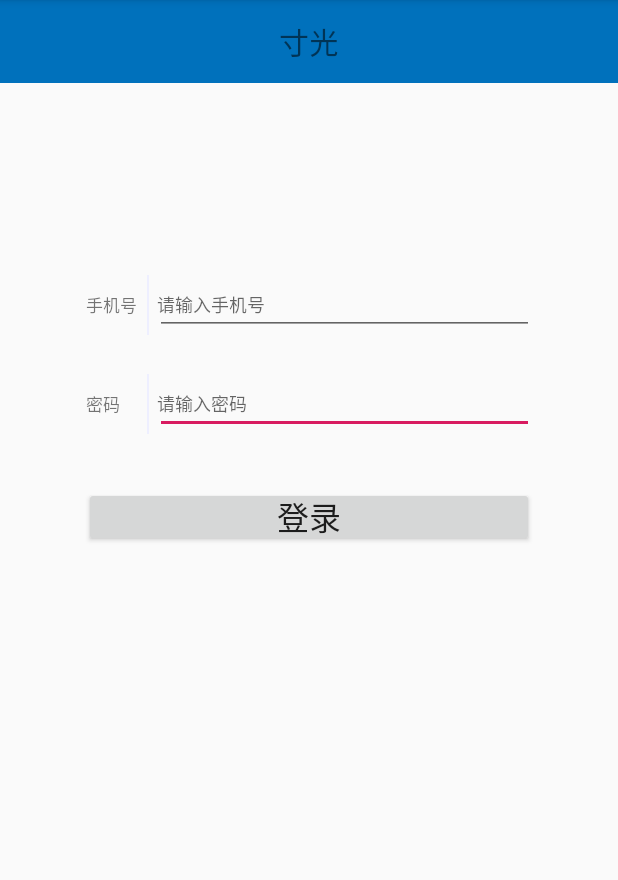
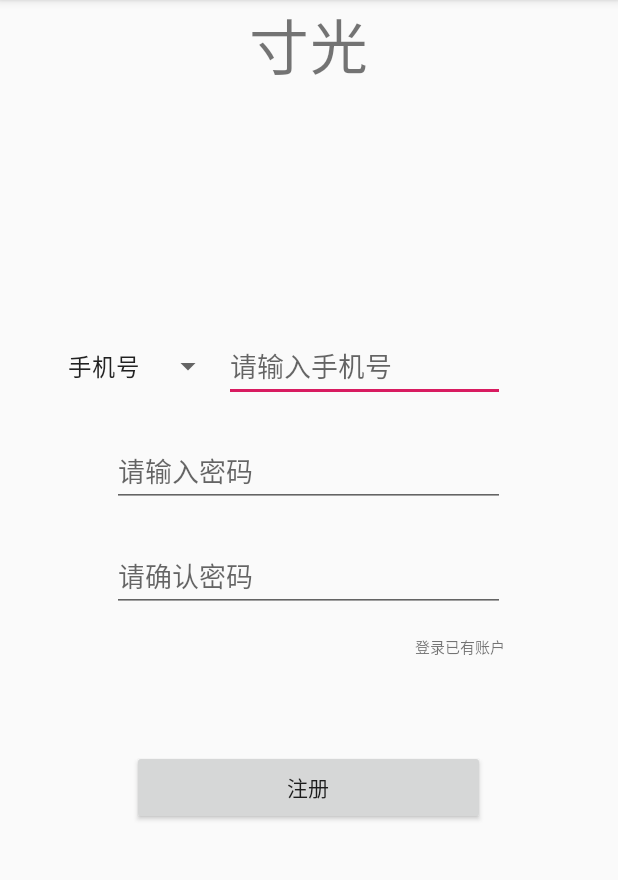
Before and after one commit to DoubleClass/Precious_Time, an Android app: the screen it shows after launch (MainActivity), on a phone screen of 412 x 824 dp, the part 84-964 px from its top. Run offline under Robolectric (Android 15) with nearby library versions, the phone set to English and light mode, and no system bars.

Commit message:
add login.xml and sign.xml. Ref #5

```diff
--- a/src/Hello/app/src/main/java/com/example/hello/MainActivity.java
+++ b/src/Hello/app/src/main/java/com/example/hello/MainActivity.java
@@ -1,5 +1,6 @@
 package com.example.hello;
 import android.app.Activity;
+import android.content.res.Resources;
 import android.os.Bundle;
 import android.os.StrictMode;
 import android.util.Log;
@@ -7,14 +8,21 @@ import android.view.Menu;
 import android.view.MenuItem;
 import android.view.View;
 import android.view.Window;
+import android.widget.AdapterView;
+import android.widget.ArrayAdapter;
 import android.widget.Button;
 import android.widget.EditText;
 import android.widget.ImageView;
 import androidx.appcompat.app.AppCompatActivity;
 
 import android.os.Bundle;
+import android.widget.Spinner;
+import android.widget.TextView;
+import android.widget.Toast;
 
 import org.json.JSONObject;
+
+import java.util.List;
 
 import okhttp3.MediaType;
 import okhttp3.OkHttpClient;
@@ -24,67 +32,51 @@ import okhttp3.Response;
 
 public class MainActivity extends AppCompatActivity {
 
+    private TextView textView;
+    private Spinner spinner;
+    private List<String> list;
+    private ArrayAdapter<String> adapter;
     EditText e1, e2;
     ImageView m1, m2;
     Button bt;
     @Override
     protected void onCreate(Bundle savedInstanceState) {
         super.onCreate(savedInstanceState);
-        Log.d("MainActivity", "*&*&*&*&*&*&*&*&*&*");
-        requestWindowFeature(Window.FEATURE_NO_TITLE);
-        setContentView(R.layout.activity_user_login);
+        setContentView(R.layout.user_login);
+
+        Resources res =getResources();
+        final String[] ways=res.getStringArray(R.array.signway);//将province中内容添加到数组city中
+        spinner = (Spinner) findViewById(R.id.spinner_login);//获取到spacer1
+        final ArrayAdapter<String> adapter = new ArrayAdapter<String>(this,android.R.layout.simple_spinner_item,ways);//创建Arrayadapter适配器
+        spinner.setAdapter(adapter);
+        spinner.setOnItemSelectedListener(new AdapterView.OnItemSelectedListener() {//通过此方法为下拉列表设置点击事件
+            @Override
+            public void onItemSelected(AdapterView<?> adapterView, View view, int i,long l) {
+                String text= spinner.getItemAtPosition(i).toString();
+                for(int j=0;j<ways.length;j++){
+                    if(text==ways[j]){
+                        System.out.println(j);
+                        break;
+                    }
+                }
+            }
+
+            @Override
+            public void onNothingSelected(AdapterView<?> adapterView) {
+            }
+        });
+
+//        String[] ctype = new String[]{"手机号", "邮箱", "用户名"};
+//        ArrayAdapter<String> adapter = new ArrayAdapter<String>(this, android.R.layout.simple_spinner_item, ctype);  //创建一个数组适配器
+//        adapter.setDropDownViewResource(android.R.layout.simple_spinner_item);     //设置下拉列表框的下拉选项样式
+//        Spinner spinner = super.findViewById(R.id.spinner_login);
+//        spinner.setSelection(1);
+//
+//        spinner.setAdapter(adapter);
+        //System.out.println(spinner.getSelectedItem().toString());
         if (android.os.Build.VERSION.SDK_INT > 9) {
             StrictMode.ThreadPolicy policy = new StrictMode.ThreadPolicy.Builder().permitAll().build();
             StrictMode.setThreadPolicy(policy);
         }
-
-        init();
-        bt.setOnClickListener(new View.OnClickListener(){
-            @Override
-            public void onClick(View view) {
-                JSONObject jsonObject = new JSONObject();
-                String name = e1.getText().toString();
-                String pwd = e2.getText().toString();
-                try {
-                    jsonObject.put("name", name);
-                    jsonObject.put("pw", pwd);
-                } catch (Exception e) {
-                    System.out.println("error");
-                    System.out.println(e);
-                }
-                OkHttpClient client = new OkHttpClient();//创建OkHttpClient对象。
-                MediaType JSON = MediaType.parse("application/json; charset=utf-8");//数据类型为json格式，
-                String jsonStr = "{\"name\":\"xiaoming\",\"pw\":\"123\"}";//json数据.
-                RequestBody body = RequestBody.create(JSON, jsonObject.toString());
-                System.out.println(jsonObject.toString());
-                Request request = new Request.Builder()
-                        .url("http://10.0.2.2:8000/user/login/")
-                        .post(body)
-                        .build();
-                try {
-                    Response response = client.newCall(request).execute();
-                    String sss = response.body().string();
-                    System.out.println("Sucess");
-                    System.out.println(sss);
-                }
-                catch (Exception e) {
-                    System.out.println(e);
-                }
-            }
-        });
-    }
-
-    private void init() {
-        // TODO Auto-generated method stub
-        e1 = (EditText) findViewById(R.id.phonenumber);
-        e2 = (EditText) findViewById(R.id.password);
-        m1 = (ImageView) findViewById(R.id.del_phonenumber);
-        m2 = (ImageView) findViewById(R.id.del_password);
-        bt = (Button)findViewById(R.id.loginButton);
-
-//�������������
-        EditTextClearTools.addclerListener(e1, m1);
-        EditTextClearTools.addclerListener(e2, m2);
-        System.out.println(e1.getText().toString());
     }
 }
--- /dev/null
+++ b/src/Hello/app/src/main/res/layout/user_login.xml
@@ -0,0 +1,207 @@
+<?xml version="1.0" encoding="utf-8"?>
+<RelativeLayout xmlns:android="http://schemas.android.com/apk/res/android"
+    xmlns:tools="http://schemas.android.com/tools"
+    android:layout_width="match_parent"
+    android:layout_height="match_parent" >
+
+    <RelativeLayout
+        android:id="@+id/top"
+        android:layout_width="match_parent"
+        android:layout_height="wrap_content"
+        android:layout_alignParentLeft="true"
+        android:layout_alignParentTop="true"
+        >
+
+        <TextView
+            android:layout_width="wrap_content"
+            android:layout_height="wrap_content"
+            android:layout_centerInParent="true"
+            android:text="寸光"
+            android:textSize="40dp" />
+    </RelativeLayout>
+
+    <LinearLayout
+        android:id="@+id/middle"
+        android:layout_width="match_parent"
+        android:layout_height="wrap_content"
+        android:layout_below="@+id/top"
+        android:orientation="vertical"
+        >
+
+        <RelativeLayout
+            android:id="@+id/layout_logo"
+            android:layout_width="match_parent"
+            android:layout_height="80dp"
+            android:layout_alignParentTop="true"
+            android:layout_marginTop="30dp"
+            android:gravity="center">
+
+            <ImageView
+                android:id="@+id/imageview_logo"
+                android:layout_width="70dp"
+                android:layout_height="70dp"
+                >
+
+            </ImageView>
+        </RelativeLayout>
+
+        <LinearLayout
+            android:id="@+id/layout_sign"
+            android:layout_width="match_parent"
+            android:layout_height="50dp"
+            android:layout_below="@+id/layout_logo"
+            android:layout_marginTop="50dp"
+            >
+
+            <TextView
+                android:layout_width="0dp"
+                android:layout_height="wrap_content"
+                android:layout_weight="1">
+
+            </TextView>
+
+            <Spinner
+                android:id="@+id/spinner_login"
+                android:layout_width="0dp"
+                android:layout_height="wrap_content"
+                android:textSize="10dp"
+                android:layout_weight="3"
+                android:entries="@array/signway">
+
+            </Spinner>
+
+            <EditText
+                android:id="@+id/text_sign"
+                android:layout_width="0dp"
+                android:layout_height="wrap_content"
+                android:layout_weight="5"
+                android:layout_centerInParent="true"
+                android:layout_centerHorizontal="true"
+                android:layout_toRightOf="@+id/spinner_login"
+                android:hint="请输入手机号"
+                android:inputType="phone"></EditText>
+
+            <TextView
+                android:layout_width="0dp"
+                android:layout_height="wrap_content"
+                android:layout_weight="2">
+
+            </TextView>
+        </LinearLayout>
+
+        <LinearLayout
+            android:id="@+id/layout_password"
+            android:layout_width="match_parent"
+            android:layout_height="50dp"
+            android:layout_below="@+id/layout_sign"
+            android:gravity="center_horizontal"
+            android:layout_marginTop="20dp"
+            >
+
+            <TextView
+                android:layout_width="0dp"
+                android:layout_height="wrap_content"
+                android:layout_weight="2">
+
+            </TextView>
+
+            <EditText
+                android:id="@+id/text_password"
+                android:layout_width="0dp"
+                android:layout_height="wrap_content"
+                android:layout_weight="7"
+                android:hint="请输入密码"
+                android:inputType="textPassword">
+
+            </EditText>
+
+            <TextView
+                android:layout_width="0dp"
+                android:layout_height="wrap_content"
+                android:layout_weight="2"/>
+
+        </LinearLayout>
+
+        <LinearLayout
+            android:id="@+id/layout_rpassword"
+            android:layout_width="match_parent"
+            android:layout_height="50dp"
+            android:layout_below="@+id/layout_password"
+            android:gravity="center_horizontal"
+            android:layout_marginTop="20dp"
+            >
+
+            <TextView
+                android:layout_width="0dp"
+                android:layout_height="wrap_content"
+                android:layout_weight="2"/>
+
+            <EditText
+                android:id="@+id/text_rpassword"
+                android:layout_width="0dp"
+                android:layout_height="wrap_content"
+                android:layout_weight="7"
+                android:hint="请确认密码"
+                android:inputType="textPassword"></EditText>
+
+            <TextView
+                android:layout_width="0dp"
+                android:layout_height="wrap_content"
+                android:layout_weight="2"/>
+
+        </LinearLayout>
+
+        <LinearLayout
+            android:id="@+id/layout_tosign"
+            android:layout_width="match_parent"
+            android:layout_height="30dp"
+            android:layout_below="@+id/layout_rpassword">
+            <TextView
+                android:layout_width="0dp"
+                android:layout_height="wrap_content"
+                android:layout_weight="7"/>
+            <TextView
+                android:layout_width="0dp"
+                android:layout_height="wrap_content"
+                android:layout_weight="2"
+                android:gravity="right"
+                android:text="登录已有账户"
+                android:textSize="10dp"
+                android:layout_marginTop="10dp"
+                />
+
+            <TextView
+                android:layout_width="0dp"
+                android:layout_height="wrap_content"
+                android:layout_weight="2"/>
+        </LinearLayout>
+
+        <LinearLayout
+            android:id="@+id/layout_submit"
+            android:layout_width="match_parent"
+            android:layout_height="50dp"
+            android:layout_marginTop="60dp"
+            android:layout_below="@+id/layout_tosign">
+
+            <TextView
+                android:layout_width="0dp"
+                android:layout_height="wrap_content"
+                android:layout_weight="3"/>
+            <Button
+                android:id="@+id/button_submit"
+                android:layout_width="0dp"
+                android:layout_height="match_parent"
+                android:layout_weight="8"
+                android:text="注册">
+
+            </Button>
+            <TextView
+                android:layout_width="0dp"
+                android:layout_height="wrap_content"
+                android:layout_weight="3"/>
+        </LinearLayout>
+
+
+    </LinearLayout>
+
+</RelativeLayout>
--- a/src/Hello/app/src/main/res/values/strings.xml
+++ b/src/Hello/app/src/main/res/values/strings.xml
@@ -1,3 +1,8 @@
 <resources>
     <string name="app_name">Hello</string>
+    <string-array name="signway">
+        <item>手机号</item>
+        <item>邮箱</item>
+        <item>用户名</item>
+    </string-array>
 </resources>
```
Also changed, not shown: src/Hello/app/src/main/res/layout/user_sign.xml (added, +177 -0 lines).
